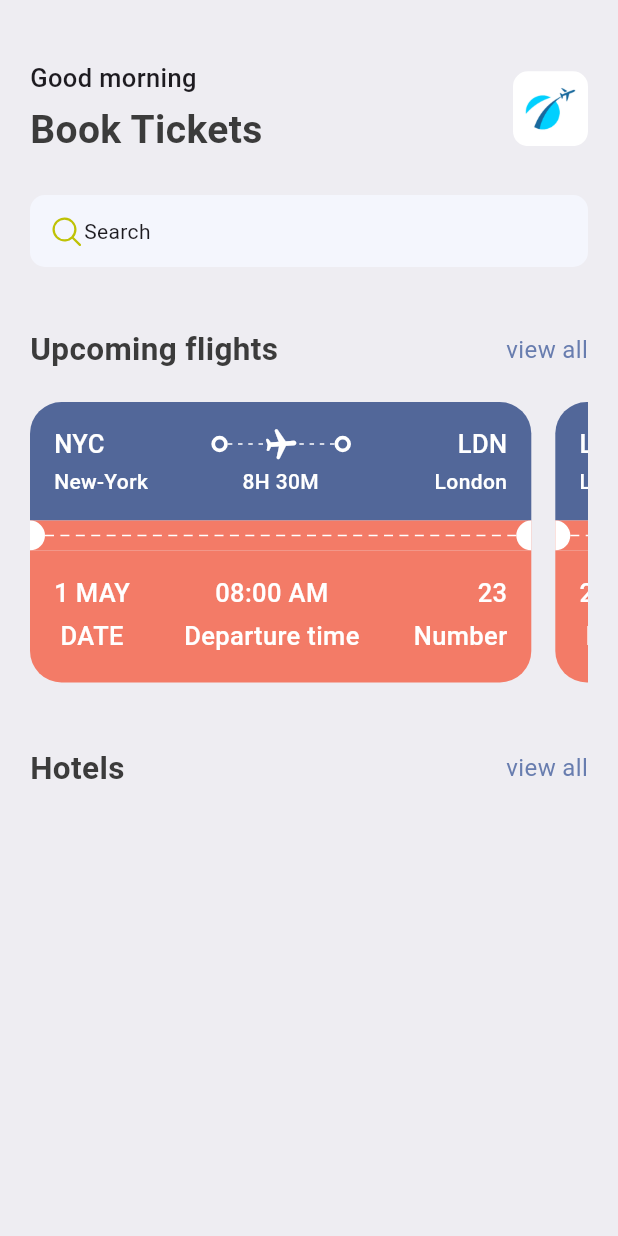
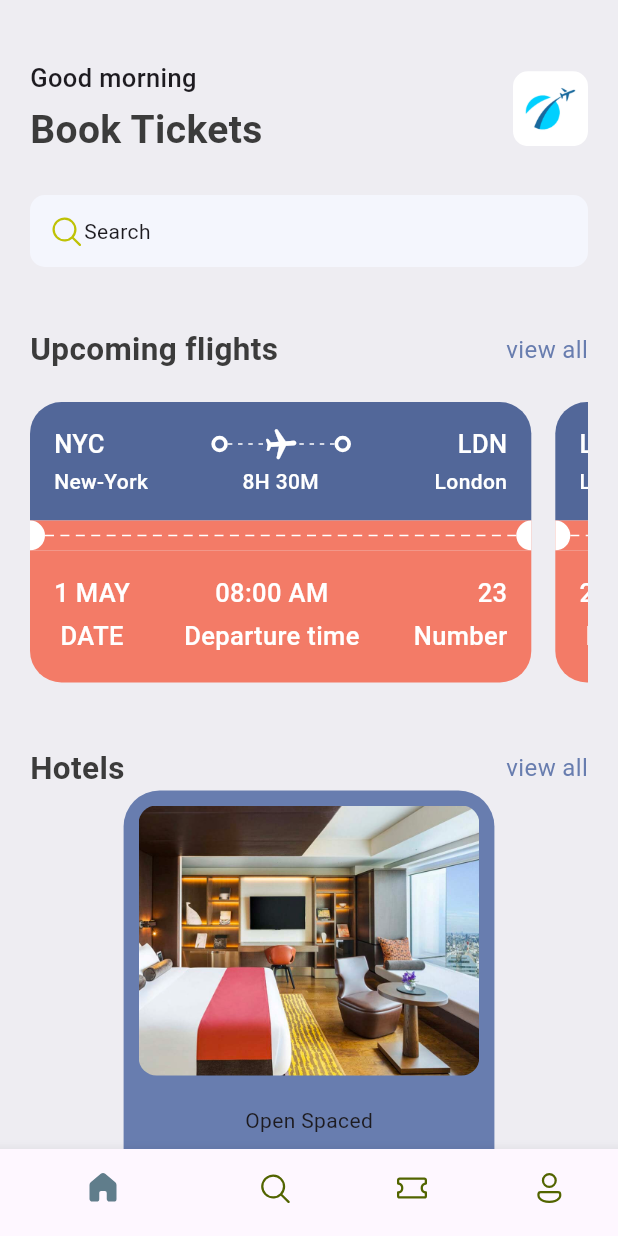
Before and after one commit to ErnestAlf222/ticket-app, a Flutter app: the screen it shows after launch, on a phone screen of 412 x 824 dp. Run offline on Flutter 3.47's test engine with Material 3 defaults, Android fonts, the phone set to English and light mode, and no system bars; our stand-ins replace fluentui_icons, go_router.

Commit message:
fixed bugs

```diff
--- a/lib/base/res/media.dart
+++ b/lib/base/res/media.dart
@@ -2,4 +2,5 @@
 class AppMedia{
   static const _baseImage = "assets/images";
   static const logo = '$_baseImage/img_1.png';
+  static const hotelRoom = '$_baseImage/one.png';
 }
--- a/lib/base/utils/app_router.dart
+++ b/lib/base/utils/app_router.dart
@@ -1,10 +1,11 @@
 import 'package:go_router/go_router.dart';
+import 'package:ticket_app/base/bottom_nav_bar.dart';
 import 'package:ticket_app/screens/screens.dart';
 
 final routerApp = GoRouter(routes: [
    GoRoute(
     path: '/',
-    builder: (context, state) => const HomeScreen(),
+    builder: (context, state) => const BottomNavBar(),
   ),
   GoRoute(
     path: '/all_tickets',
--- a/lib/base/widgets/app_double_text.dart
+++ b/lib/base/widgets/app_double_text.dart
@@ -29,4 +29,5 @@ class AppDoubleText extends StatelessWidget {
       ],
     );
   }
+
 }
--- a/lib/main.dart
+++ b/lib/main.dart
@@ -12,8 +12,14 @@ class MyApp extends StatelessWidget {
   @override
   Widget build(BuildContext context) {
     return  MaterialApp.router(
+
+
+
       debugShowCheckedModeBanner: false,
       routerConfig: routerApp,
+
     );
   }
 }
+
+// 7:07
--- a/lib/screens/home_screen.dart
+++ b/lib/screens/home_screen.dart
@@ -1,6 +1,5 @@
 import 'package:fluentui_icons/fluentui_icons.dart';
 import 'package:flutter/material.dart';
-import 'package:flutter/widgets.dart';
 import 'package:go_router/go_router.dart';
 
 // My imports
@@ -8,6 +7,7 @@ import 'package:ticket_app/base/res/media.dart';
 import 'package:ticket_app/base/res/styles/app_styles.dart';
 import 'package:ticket_app/base/utils/all_json.dart';
 import 'package:ticket_app/base/widgets/widgets.dart';
+import 'package:ticket_app/screens/screens.dart';
 
 class HomeScreen extends StatelessWidget {
   const HomeScreen({super.key});
@@ -81,15 +81,21 @@ class HomeScreen extends StatelessWidget {
                  SingleChildScrollView(
                   scrollDirection: Axis.horizontal,
                   child: Row(
-                    children: ticketList.map((singleTicket) =>  TicketView(ticket:singleTicket) ).toList(),
+                    children: ticketList.map((singleTicket) =>  TicketView(ticket:singleTicket) )
+                    .take(3)
+                    .toList(),
                   ),
                 ),
                 const SizedBox(height: 40),
                  AppDoubleText(
                   bigText: 'Hotels',
                   smallText: 'view all',
-                  func:() {},
+                  func:() {
+                    print("hola");
+                  },
                 ),
+
+                const Hotel()
               ],
             ),
           ),
--- a/lib/screens/screens.dart
+++ b/lib/screens/screens.dart
@@ -1,2 +1,3 @@
 export 'all_tickets.dart';
 export 'home_screen.dart';
+export 'widgets/hotel.dart';
--- /dev/null
+++ b/lib/screens/widgets/hotel.dart
@@ -0,0 +1,39 @@
+import 'package:flutter/material.dart';
+import 'package:ticket_app/base/res/media.dart';
+import 'package:ticket_app/base/res/styles/app_styles.dart';
+
+class Hotel extends StatelessWidget {
+  const Hotel({super.key});
+
+  @override
+  Widget build(BuildContext context) {
+    final size = MediaQuery.of(context).size;
+    return Container(
+      width: size.width * 0.6,
+      height: 350,
+      decoration: BoxDecoration(
+        color: AppStyles.primaryColor,
+        borderRadius: BorderRadius.circular(24),
+      ),
+      child: Column(
+        children: [
+          Container(
+            margin: const EdgeInsets.all(10),
+            height: 180,
+            decoration: BoxDecoration(
+              color: AppStyles.primaryColor,
+              borderRadius: BorderRadius.circular(12),
+              image: const DecorationImage(
+                fit: BoxFit.cover,
+
+                image: AssetImage(AppMedia.hotelRoom),
+              ),
+            ),
+          ),
+          const SizedBox(height: 10 ),
+          const Text("Open Spaced")
+        ],
+      ),
+    );
+  }
+}
```
